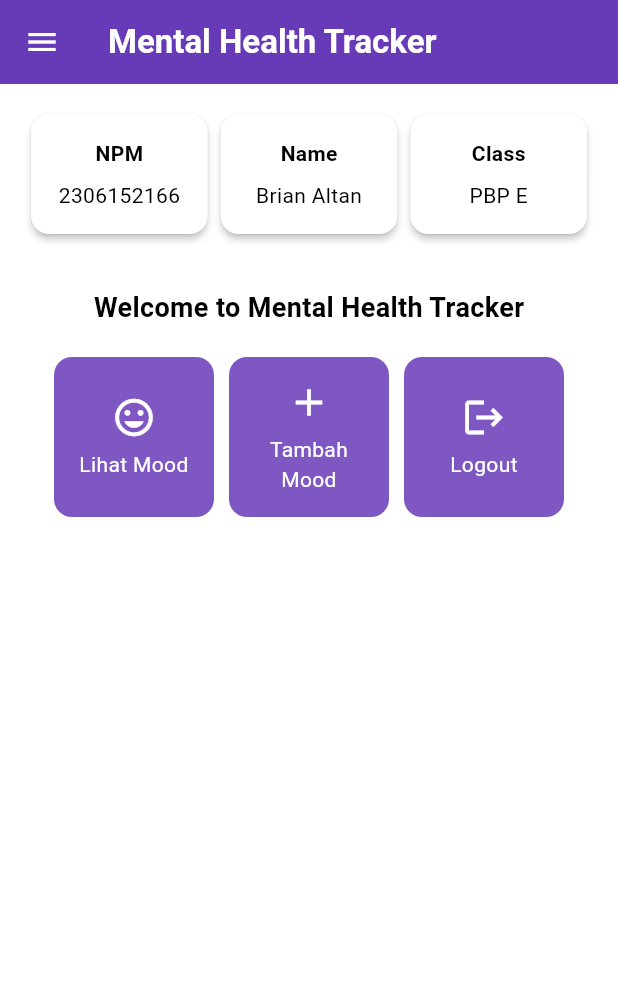
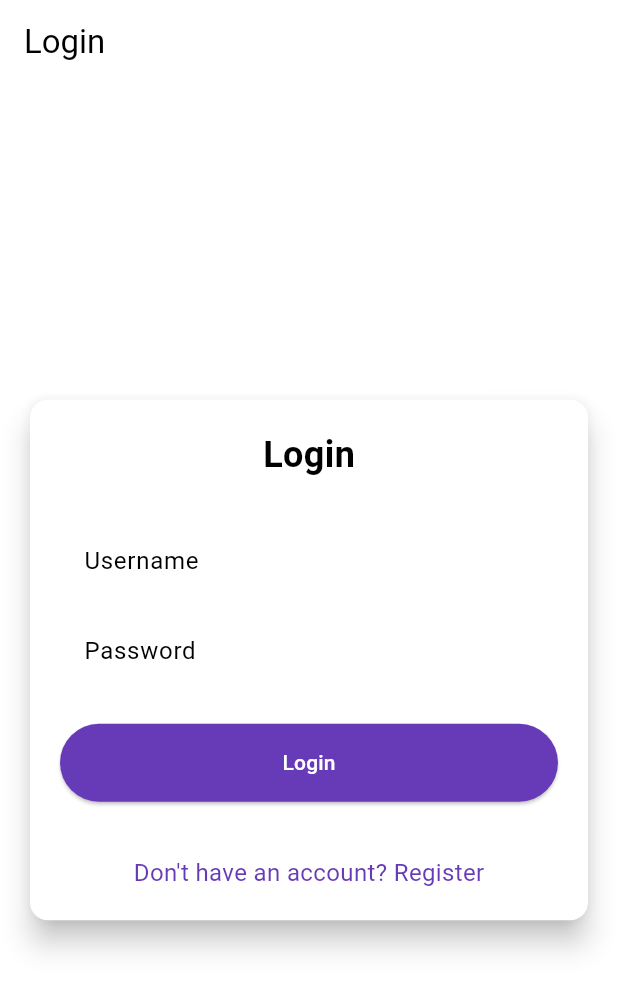
Before and after one commit to brianaltan/mental-health-tracker-mobile, a Flutter app: the screen it shows after launch, on a phone screen of 412 x 824 dp. Shown: the top 991 px of the screen. Run offline on Flutter 3.47's test engine with Material 3 defaults, Android fonts, the phone set to English and light mode, and no system bars; missing offline and left inert: pbp_django_auth.

Commit message:
Tutorial 8: initial commit

```diff
--- a/lib/main.dart
+++ b/lib/main.dart
@@ -1,40 +1,32 @@
 import 'package:flutter/material.dart';
+import 'package:provider/provider.dart';
 import 'package:mental_health_tracker/screens/menu.dart';
+import 'package:pbp_django_auth/pbp_django_auth.dart';// Replace with the actual import path
+import 'package:mental_health_tracker/screens/login.dart';
 
 void main() {
   runApp(const MyApp());
 }
-
 class MyApp extends StatelessWidget {
   const MyApp({super.key});
 
-  // This widget is the root of your application.
   @override
   Widget build(BuildContext context) {
-    return MaterialApp(
-      title: 'Flutter Demo',
-      theme: ThemeData(
-        // This is the theme of your application.
-        //
-        // TRY THIS: Try running your application with "flutter run". You'll see
-        // the application has a purple toolbar. Then, without quitting the app,
-        // try changing the seedColor in the colorScheme below to Colors.green
-        // and then invoke "hot reload" (save your changes or press the "hot
-        // reload" button in a Flutter-supported IDE, or press "r" if you used
-        // the command line to start the app).
-        //
-        // Notice that the counter didn't reset back to zero; the application
-        // state is not lost during the reload. To reset the state, use hot
-        // restart instead.
-        //
-        // This works for code too, not just values: Most code changes can be
-        // tested with just a hot reload.
-        colorScheme: ColorScheme.fromSwatch(
-              primarySwatch: Colors.deepPurple,
-        ).copyWith(secondary: Colors.deepPurple[400]),
-        useMaterial3: true,
+    return Provider(
+      create: (_) {
+        CookieRequest request = CookieRequest();
+        return request;
+      },
+      child: MaterialApp(
+        title: 'Mental Health Tracker',
+        theme: ThemeData(
+          useMaterial3: true,
+          colorScheme: ColorScheme.fromSwatch(
+            primarySwatch: Colors.deepPurple,
+          ).copyWith(secondary: Colors.deepPurple[400]),
+        ),
+        home: const LoginPage(),
       ),
-      home: MyHomePage(),
     );
   }
 }
--- /dev/null
+++ b/lib/screens/login.dart
@@ -0,0 +1,180 @@
+import 'package:mental_health_tracker/screens/menu.dart';
+import 'package:flutter/material.dart';
+import 'package:pbp_django_auth/pbp_django_auth.dart';
+import 'package:provider/provider.dart';
+import 'package:mental_health_tracker/screens/register.dart';
+
+void main() {
+  runApp(const LoginApp());
+}
+
+class LoginApp extends StatelessWidget {
+  const LoginApp({super.key});
+
+  @override
+  Widget build(BuildContext context) {
+    return MaterialApp(
+      title: 'Login',
+      theme: ThemeData(
+        useMaterial3: true,
+        colorScheme: ColorScheme.fromSwatch(
+          primarySwatch: Colors.deepPurple,
+        ).copyWith(secondary: Colors.deepPurple[400]),
+      ),
+      home: const LoginPage(),
+    );
+  }
+}
+
+class LoginPage extends StatefulWidget {
+  const LoginPage({super.key});
+
+  @override
+  State<LoginPage> createState() => _LoginPageState();
+}
+
+class _LoginPageState extends State<LoginPage> {
+  final TextEditingController _usernameController = TextEditingController();
+  final TextEditingController _passwordController = TextEditingController();
+
+  @override
+  Widget build(BuildContext context) {
+    final request = context.watch<CookieRequest>();
+
+    return Scaffold(
+      appBar: AppBar(
+        title: const Text('Login'),
+      ),
+      body: Center(
+        child: SingleChildScrollView(
+          padding: const EdgeInsets.all(16.0),
+          child: Card(
+            elevation: 8,
+            shape: RoundedRectangleBorder(
+              borderRadius: BorderRadius.circular(12.0),
+            ),
+            child: Padding(
+              padding: const EdgeInsets.all(20.0),
+              child: Column(
+                mainAxisSize: MainAxisSize.min,
+                children: [
+                  const Text(
+                    'Login',
+                    style: TextStyle(
+                      fontSize: 24.0,
+                      fontWeight: FontWeight.bold,
+                    ),
+                  ),
+                  const SizedBox(height: 30.0),
+                  TextField(
+                    controller: _usernameController,
+                    decoration: const InputDecoration(
+                      labelText: 'Username',
+                      hintText: 'Enter your username',
+                      border: OutlineInputBorder(
+                        borderRadius: BorderRadius.all(Radius.circular(12.0)),
+                      ),
+                      contentPadding:
+                          EdgeInsets.symmetric(horizontal: 12.0, vertical: 8.0),
+                    ),
+                  ),
+                  const SizedBox(height: 12.0),
+                  TextField(
+                    controller: _passwordController,
+                    decoration: const InputDecoration(
+                      labelText: 'Password',
+                      hintText: 'Enter your password',
+                      border: OutlineInputBorder(
+                        borderRadius: BorderRadius.all(Radius.circular(12.0)),
+                      ),
+                      contentPadding:
+                          EdgeInsets.symmetric(horizontal: 12.0, vertical: 8.0),
+                    ),
+                    obscureText: true,
+                  ),
+                  const SizedBox(height: 24.0),
+                  ElevatedButton(
+                    onPressed: () async {
+                      String username = _usernameController.text;
+                      String password = _passwordController.text;
+
+                      // Cek kredensial
+                      // TODO: Ganti URL dan jangan lupa tambahkan trailing slash (/) di akhir URL!
+                      // Untuk menyambungkan Android emulator dengan Django pada localhost,
+                      // gunakan URL http://10.0.2.2/
+                      final response = await request.login("http://127.0.0.1:8000/auth/login/", {
+                        'username': username,
+                        'password': password,
+                      });
+
+                      if (request.loggedIn) {
+                        String message = response['message'];
+                        String uname = response['username'];
+                        if (context.mounted) {
+                          Navigator.pushReplacement(
+                            context,
+                            MaterialPageRoute(
+                                builder: (context) => MyHomePage()),
+                          );
+                          ScaffoldMessenger.of(context)
+                            ..hideCurrentSnackBar()
+                            ..showSnackBar(
+                              SnackBar(
+                                  content:
+                                      Text("$message Selamat datang, $uname.")),
+                            );
+                        }
+                      } else {
+                        if (context.mounted) {
+                          showDialog(
+                            context: context,
+                            builder: (context) => AlertDialog(
+                              title: const Text('Login Gagal'),
+                              content: Text(response['message']),
+                              actions: [
+                                TextButton(
+                                  child: const Text('OK'),
+                                  onPressed: () {
+                                    Navigator.pop(context);
+                                  },
+                                ),
+                              ],
+                            ),
+                          );
+                        }
+                      }
+                    },
+                    style: ElevatedButton.styleFrom(
+                      foregroundColor: Colors.white,
+                      minimumSize: Size(double.infinity, 50),
+                      backgroundColor: Theme.of(context).colorScheme.primary,
+                      padding: const EdgeInsets.symmetric(vertical: 16.0),
+                    ),
+                    child: const Text('Login'),
+                  ),
+                  const SizedBox(height: 36.0),
+                  GestureDetector(
+                    onTap: () {
+                      Navigator.push(
+                        context,
+                        MaterialPageRoute(
+                            builder: (context) => const RegisterPage()),
+                      );
+                    },
+                    child: Text(
+                      'Don\'t have an account? Register',
+                      style: TextStyle(
+                        color: Theme.of(context).colorScheme.primary,
+                        fontSize: 16.0,
+                      ),
+                    ),
+                  ),
+                ],
+              ),
+            ),
+          ),
+        ),
+      ),
+    );
+  }
+}
--- a/pubspec.yaml
+++ b/pubspec.yaml
@@ -35,6 +35,9 @@ dependencies:
   # The following adds the Cupertino Icons font to your application.
   # Use with the CupertinoIcons class for iOS style icons.
   cupertino_icons: ^1.0.8
+  pbp_django_auth: ^0.4.0
+  provider: ^6.1.2
+  http: ^1.2.2
 
 dev_dependencies:
   flutter_test:
```
Also changed, not shown: lib/models/mood_entry.dart (added, +65 -0 lines), lib/screens/list_moodentry.dart (added, +89 -0 lines), lib/screens/moodentry_form.dart (+35 -27 lines), lib/screens/register.dart (added, +166 -0 lines), lib/widgets/left_drawer.dart (+13 -1 lines), lib/widgets/mood_card.dart (+39 -1 lines), pubspec.lock, 2 other files.
